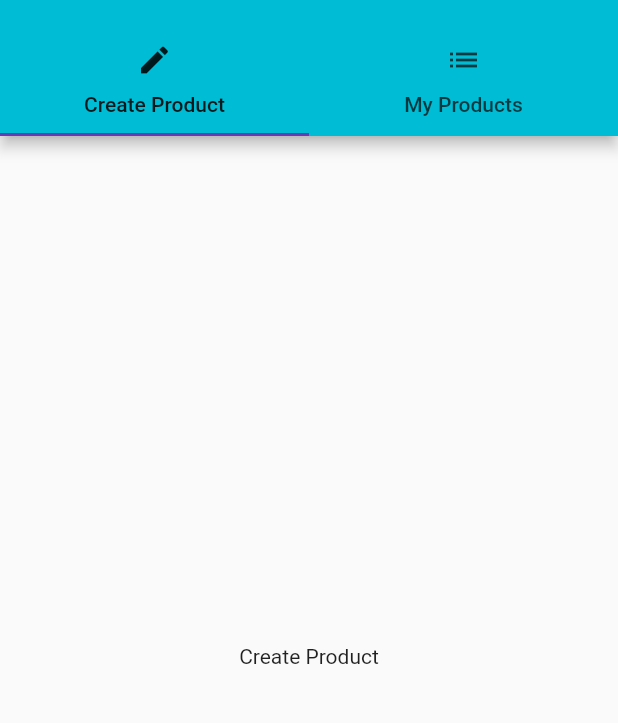
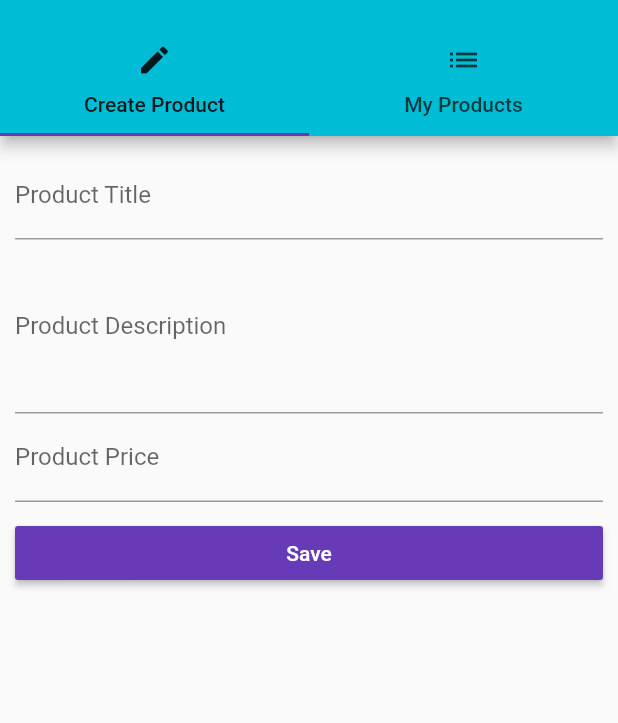
Before and after one commit to hinriksnaer/FlutterUdemy, a Flutter app: the ProductsAdminPage screen opened by its route, on a phone screen of 412 x 824 dp, the part 59-782 px from its top. Run offline on Flutter 3.47's test engine with Material 2 defaults, Android fonts, the phone set to English and light mode, and no system bars.

Commit message:
lecture 107

```diff
--- a/lib/pages/product_create.dart
+++ b/lib/pages/product_create.dart
@@ -1,9 +1,73 @@
 import 'package:flutter/material.dart';
 
-class ProductCreatePage extends StatelessWidget {
+class ProductCreatePage extends StatefulWidget {
+  final Function addProduct;
+
+  ProductCreatePage(this.addProduct);
+
+  @override
+  State<StatefulWidget> createState() {
+    return _ProductCreatePageState();
+  }
+}
+
+class _ProductCreatePageState extends State<ProductCreatePage> {
+  String _titleValue = '';
+  String _descriptionValue = '';
+  double _priceValue;
 
   @override
   Widget build(BuildContext context) {
-    return Center(child: Text('Create Product'),);
+    return Container(
+      margin: EdgeInsets.all(10.0),
+      child: ListView(
+        children: <Widget>[
+          TextField(
+            decoration: InputDecoration(labelText: 'Product Title'),
+            onChanged: (String value) {
+              setState(() {
+                _titleValue = value;
+              });
+            },
+          ),
+          TextField(
+            decoration: InputDecoration(labelText: 'Product Description'),
+            maxLines: 4,
+            onChanged: (String value) {
+              setState(() {
+                _descriptionValue = value;
+              });
+            },
+          ),
+          TextField(
+            decoration: InputDecoration(labelText: 'Product Price'),
+            keyboardType: TextInputType.number,
+            onChanged: (String value) {
+              setState(() {
+                _priceValue = double.parse(value);
+              });
+            },
+          ),
+          SizedBox(
+            height: 10.0,
+          ),
+          RaisedButton(
+            child: Text('Save'),
+            color: Theme.of(context).accentColor,
+            textColor: Colors.white,
+            onPressed: () {
+              final Map<String, dynamic> product = {
+                'title': _titleValue,
+                'description': _descriptionValue,
+                'price': _priceValue,
+                'image': 'assets/food.jpg'
+              };
+              widget.addProduct(product);
+              Navigator.pushReplacementNamed(context, '/products');
+            },
+          ),
+        ],
+      ),
+    );
   }
 }
--- a/lib/pages/products_admin.dart
+++ b/lib/pages/products_admin.dart
@@ -5,6 +5,11 @@ import './product_create.dart';
 import './product_list.dart';
 
 class ProductsAdminPage extends StatelessWidget {
+  final Function addProduct;
+  final Function deleteProduct;
+
+  ProductsAdminPage(this.addProduct, this.deleteProduct);
+
   @override
   Widget build(BuildContext context) {
     return DefaultTabController(
@@ -20,7 +25,7 @@ class ProductsAdminPage extends StatelessWidget {
                 ListTile(
                   title: Text('All Products'),
                   onTap: () {
-                    Navigator.pushReplacementNamed(context, '/');
+                    Navigator.pushReplacementNamed(context, '/products');
                   },
                 ),
               ],
@@ -44,7 +49,7 @@ class ProductsAdminPage extends StatelessWidget {
           body: Center(
             child: TabBarView(
               children: <Widget>[
-                ProductCreatePage(),
+                ProductCreatePage(addProduct),
                 ProductListPage(),
               ],
             ),
```
Also changed, not shown: lib/main.dart (+8 -7 lines), lib/pages/auth.dart (+56 -9 lines), lib/pages/product.dart (+26 -1 lines), lib/pages/products.dart (+3 -6 lines), lib/product_control.dart (deleted, +0 -19 lines), lib/product_manager.dart (+3 -12 lines), lib/products.dart (+48 -16 lines), pubspec.yaml (+5 -4 lines), assets/Oswald-Bold.ttf (added).
